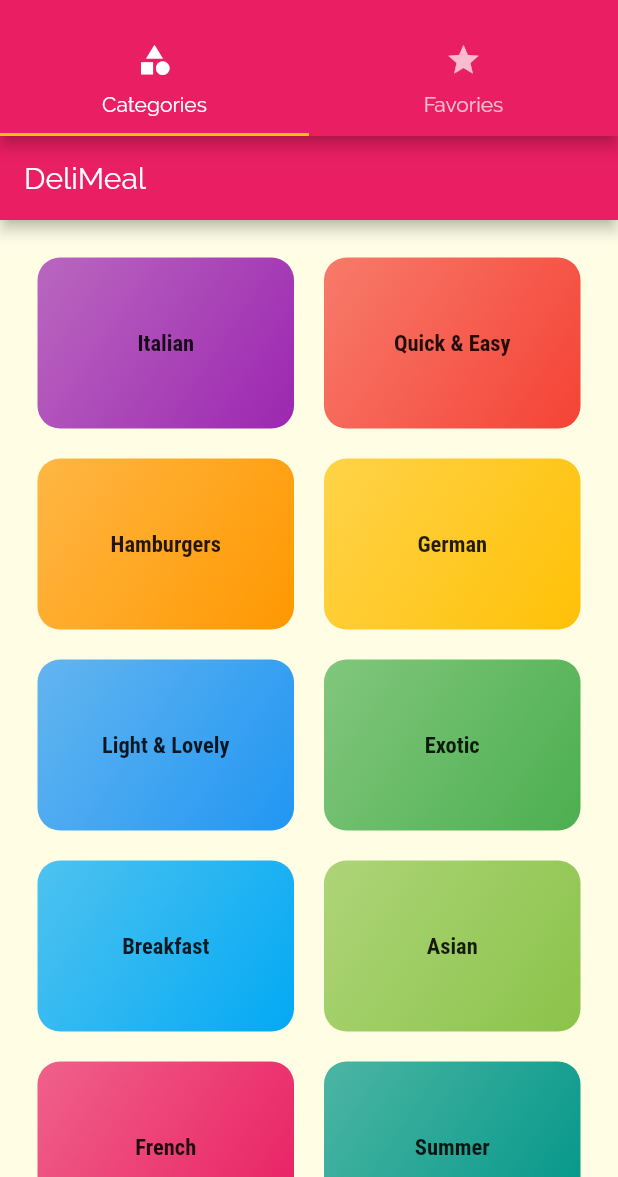
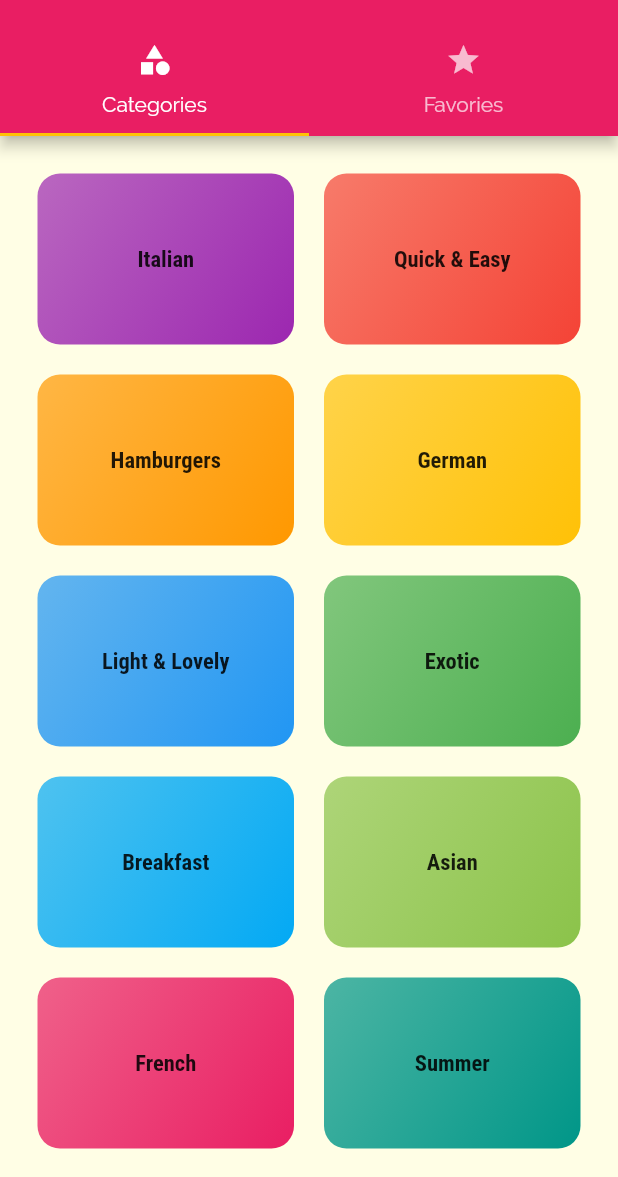
Before and after one commit to Web82-Thom/select_your_menu, a Flutter app: the screen it shows after launch, on a phone screen of 412 x 824 dp, the part 59-1236 px from its top. Run offline on Flutter 3.47's test engine with Material 2 defaults, Android fonts, the phone set to English and light mode, and no system bars.

Commit message:
delete scaffold, TabBar control display scaffold

```diff
--- a/lib/screens/category_screen.dart
+++ b/lib/screens/category_screen.dart
@@ -6,12 +6,8 @@ import '../widgets/category_item.dart';
 class CategoriesScreen extends StatelessWidget {
   @override
   Widget build(BuildContext context) {
-    return Scaffold(
-      appBar: AppBar(
-        title: const Text('DeliMeal'),
-      ),
-      // Une liste avec GridView(remplace ListView) qui possede un mode constructeur
-      body: GridView(
+    //pas besoin du scaffold appBar, car il est gerer par tabsScreen
+    return GridView(
         padding: const EdgeInsets.all(25),
         //jappel dans mon children ma liste
         children: DUMMY_CATEGORIES
@@ -28,7 +24,6 @@ class CategoriesScreen extends StatelessWidget {
           crossAxisSpacing: 20,
           mainAxisSpacing: 20,
         ),
-      ),
-    );
-  }
+      );
 }
+}
```
